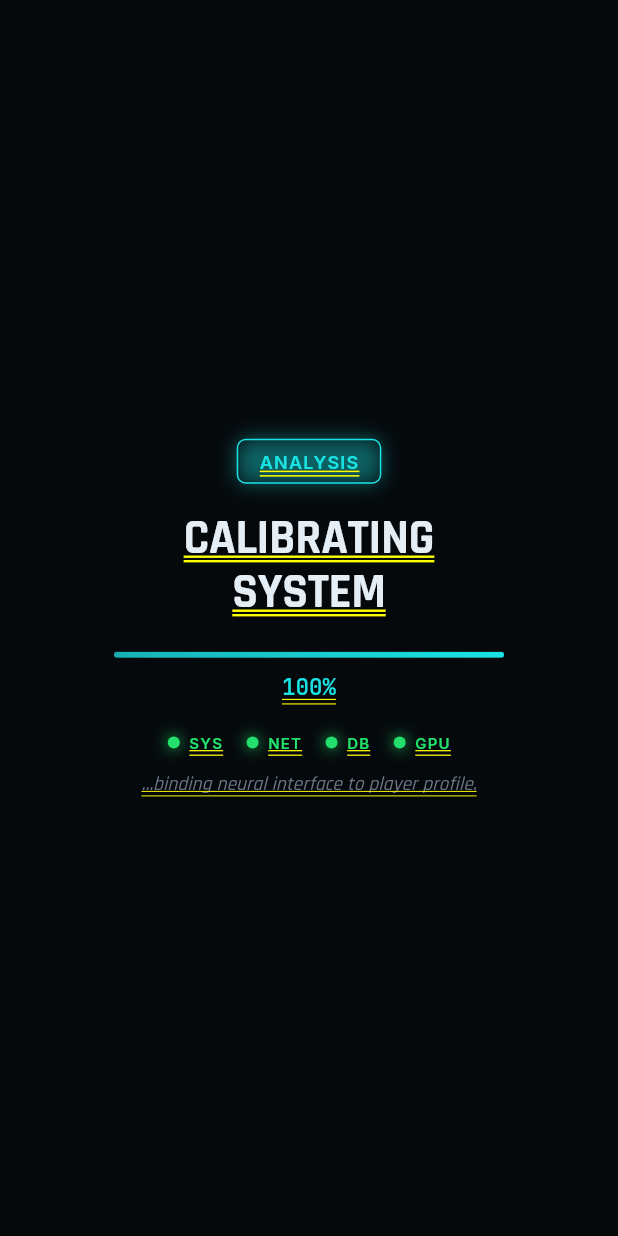
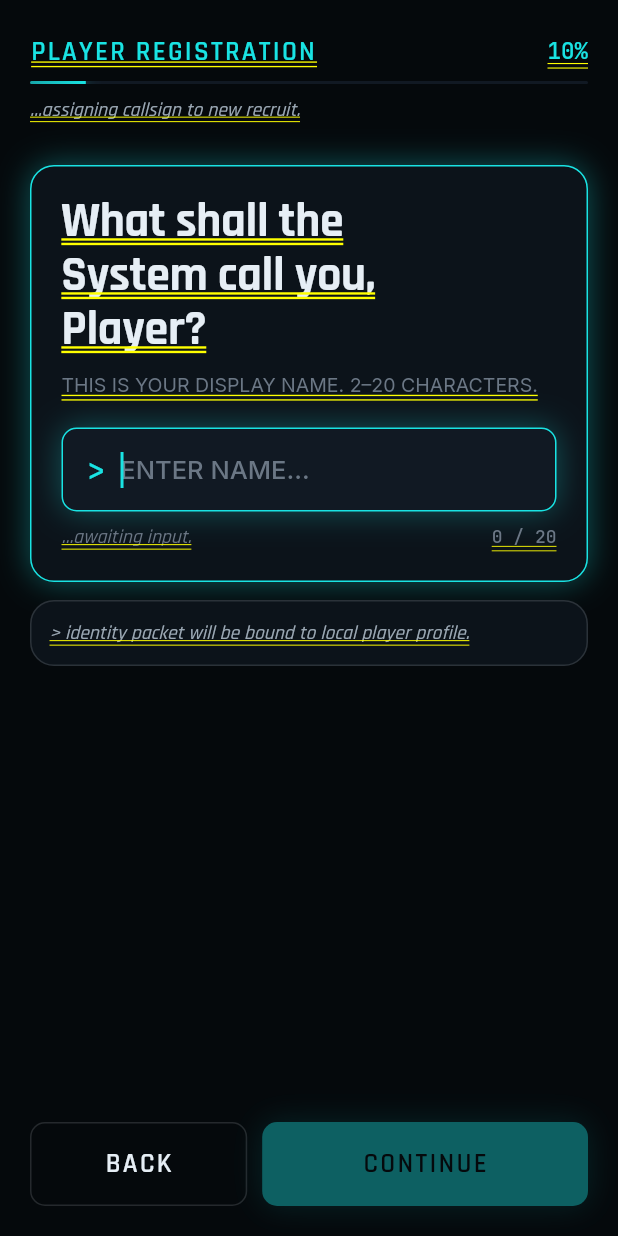
Before and after one commit to needforgedev/gym_levels, a Flutter app: the screen it shows after launch, scrolled down 48 dp, after a tap on "BEGIN REGISTRATION", on a phone screen of 412 x 824 dp. Run offline on Flutter 3.47's test engine with Material 3 defaults, Android fonts, the phone set to English and light mode, and no system bars; our stand-ins replace go_router, google_fonts.

Commit message:
updated: design and UI

```diff
--- a/lib/router.dart
+++ b/lib/router.dart
@@ -9,6 +9,7 @@ import 'screens/level_up_screen.dart';
 import 'screens/objectives_screen.dart';
 import 'screens/profile_screen.dart';
 import 'screens/quests_screen.dart';
+import 'screens/registration_screen.dart';
 import 'screens/streak_milestone_screen.dart';
 import 'screens/streak_screen.dart';
 import 'screens/welcome_screen.dart';
@@ -18,6 +19,7 @@ final appRouter = GoRouter(
   initialLocation: '/',
   routes: [
     GoRoute(path: '/', builder: (_, _) => const WelcomeScreen()),
+    GoRoute(path: '/register', builder: (_, _) => const RegistrationScreen()),
     GoRoute(
       path: '/calibrating',
       builder: (ctx, _) => CalibratingScreen(
--- a/lib/screens/objectives_screen.dart
+++ b/lib/screens/objectives_screen.dart
@@ -33,7 +33,7 @@ class _ObjectivesScreenState extends State<ObjectivesScreen> {
       kicker: 'MISSION OBJECTIVES',
       subtitle: '…define primary combat doctrine.',
       nextEnabled: _selected.isNotEmpty,
-      onBack: () => context.go('/'),
+      onBack: () => context.go('/register'),
       onNext: () => context.go('/experience'),
       child: Column(
         crossAxisAlignment: CrossAxisAlignment.stretch,
--- /dev/null
+++ b/lib/screens/registration_screen.dart
@@ -0,0 +1,227 @@
+import 'package:flutter/material.dart';
+import 'package:flutter/services.dart';
+import 'package:go_router/go_router.dart';
+import 'package:provider/provider.dart';
+
+import '../state/player_state.dart';
+import '../theme/tokens.dart';
+import '../widgets/neon_card.dart';
+import '../widgets/onboarding_scaffold.dart';
+import '../widgets/progress_header.dart';
+
+/// PRD §8 Section 1 — Player Registration screen 3.
+/// "What shall the System call you, Player?"
+class RegistrationScreen extends StatefulWidget {
+  const RegistrationScreen({super.key});
+
+  @override
+  State<RegistrationScreen> createState() => _RegistrationScreenState();
+}
+
+class _RegistrationScreenState extends State<RegistrationScreen> {
+  late final TextEditingController _ctl;
+  late final FocusNode _focus;
+  String _value = '';
+
+  @override
+  void initState() {
+    super.initState();
+    final existing = context.read<PlayerState>().playerName;
+    _value = existing == 'Kael·7' ? '' : existing;
+    _ctl = TextEditingController(text: _value);
+    _focus = FocusNode();
+    WidgetsBinding.instance.addPostFrameCallback((_) => _focus.requestFocus());
+  }
+
+  @override
+  void dispose() {
+    _ctl.dispose();
+    _focus.dispose();
+    super.dispose();
+  }
+
+  bool get _valid => _value.trim().length >= 2 && _value.trim().length <= 20;
+
+  void _onSubmit() {
+    if (!_valid) return;
+    context.read<PlayerState>().setDisplayName(_value.trim());
+    context.go('/calibrating');
+  }
+
+  @override
+  Widget build(BuildContext context) {
+    return OnboardingScaffold(
+      section: OnboardingSection.registration,
+      percent: 10,
+      kicker: 'PLAYER REGISTRATION',
+      subtitle: '…assigning callsign to new recruit.',
+      nextEnabled: _valid,
+      onBack: () => context.go('/'),
+      onNext: _onSubmit,
+      child: Column(
+        crossAxisAlignment: CrossAxisAlignment.stretch,
+        children: [
+          NeonCard(
+            glow: GlowColor.teal,
+            padding: const EdgeInsets.all(AppSpace.s6),
+            child: Column(
+              crossAxisAlignment: CrossAxisAlignment.start,
+              children: [
+                Text(
+                  'What shall the\nSystem call you,\nPlayer?',
+                  style: AppType.displayLG(color: AppPalette.textPrimary),
+                ),
+                const SizedBox(height: AppSpace.s3),
+                Text(
+                  'THIS IS YOUR DISPLAY NAME. 2–20 CHARACTERS.',
+                  style: AppType.bodySM(color: AppPalette.textMuted),
+                ),
+                const SizedBox(height: AppSpace.s6),
+                _NameField(
+                  controller: _ctl,
+                  focusNode: _focus,
+                  onChanged: (v) => setState(() => _value = v),
+                  onSubmitted: (_) => _onSubmit(),
+                ),
+                const SizedBox(height: AppSpace.s3),
+                Row(
+                  mainAxisAlignment: MainAxisAlignment.spaceBetween,
+                  children: [
+                    Text(
+                      _hintFor(_value),
+                      style: AppType.system(
+                        color: _valid || _value.isEmpty
+                            ? AppPalette.textMuted
+                            : AppPalette.danger,
+                      ),
+                    ),
+                    Text(
+                      '${_value.length} / 20',
+                      style: AppType.monoMD(color: AppPalette.textMuted)
+                          .copyWith(fontSize: 12),
+                    ),
+                  ],
+                ),
+              ],
+            ),
+          ),
+          const SizedBox(height: AppSpace.s4),
+          NeonCard(
+            glow: GlowColor.none,
+            padding: const EdgeInsets.all(AppSpace.s4),
+            pulse: false,
+            child: Text(
+              '> identity packet will be bound to local player profile.',
+              style: AppType.system(color: AppPalette.textSecondary),
+            ),
+          ),
+        ],
+      ),
+    );
+  }
+
+  String _hintFor(String v) {
+    final t = v.trim();
+    if (t.isEmpty) return '…awaiting input.';
+    if (t.length < 2) return '⚠ minimum 2 characters.';
+    if (t.length > 20) return '⚠ maximum 20 characters.';
+    return '…callsign accepted.';
+  }
+}
+
+class _NameField extends StatefulWidget {
+  const _NameField({
+    required this.controller,
+    required this.focusNode,
+    required this.onChanged,
+    required this.onSubmitted,
+  });
+
+  final TextEditingController controller;
+  final FocusNode focusNode;
+  final ValueChanged<String> onChanged;
+  final ValueChanged<String> onSubmitted;
+
+  @override
+  State<_NameField> createState() => _NameFieldState();
+}
+
+class _NameFieldState extends State<_NameField> {
+  bool _focused = false;
+
+  @override
+  void initState() {
+    super.initState();
+    widget.focusNode.addListener(_onFocus);
+  }
+
+  @override
+  void dispose() {
+    widget.focusNode.removeListener(_onFocus);
+    super.dispose();
+  }
+
+  void _onFocus() {
+    if (mounted) setState(() => _focused = widget.focusNode.hasFocus);
+  }
+
+  @override
+  Widget build(BuildContext context) {
+    return AnimatedContainer(
+      duration: const Duration(milliseconds: 200),
+      height: 56,
+      decoration: BoxDecoration(
+        color: AppPalette.slate,
+        borderRadius: BorderRadius.circular(AppRadius.md),
+        border: Border.all(
+          color: _focused ? AppPalette.teal : AppPalette.strokeSubtle,
+          width: 1,
+        ),
+        boxShadow: _focused
+            ? AppGlow.shadow(GlowColor.teal, intensity: 0.8, alpha: 0.4)
+            : const [],
+      ),
+      child: Material(
+        type: MaterialType.transparency,
+        child: Padding(
+          padding: const EdgeInsets.symmetric(horizontal: 16),
+          child: Row(
+            children: [
+              Text(
+                '>',
+                style: AppType.monoLG(color: AppPalette.teal).copyWith(
+                  fontSize: 20,
+                ),
+              ),
+              const SizedBox(width: 10),
+              Expanded(
+                child: TextField(
+                  controller: widget.controller,
+                  focusNode: widget.focusNode,
+                  onChanged: widget.onChanged,
+                  onSubmitted: widget.onSubmitted,
+                  maxLength: 20,
+                  textInputAction: TextInputAction.done,
+                  textCapitalization: TextCapitalization.words,
+                  cursorColor: AppPalette.teal,
+                  style: AppType.bodyLG(color: AppPalette.textPrimary),
+                  inputFormatters: [
+                    FilteringTextInputFormatter.deny(RegExp(r'[\n\t]')),
+                  ],
+                  decoration: InputDecoration(
+                    hintText: 'ENTER NAME…',
+                    hintStyle: AppType.bodyLG(color: AppPalette.textMuted),
+                    border: InputBorder.none,
+                    isCollapsed: true,
+                    counterText: '',
+                    contentPadding: EdgeInsets.zero,
+                  ),
+                ),
+              ),
+            ],
+          ),
+        ),
+      ),
+    );
+  }
+}
--- a/lib/screens/welcome_screen.dart
+++ b/lib/screens/welcome_screen.dart
@@ -88,7 +88,7 @@ class WelcomeScreen extends StatelessWidget {
                     const SizedBox(height: AppSpace.s4),
                     PrimaryButton(
                       label: 'BEGIN REGISTRATION',
-                      onTap: () => context.go('/calibrating'),
+                      onTap: () => context.go('/register'),
                     ),
                     const SizedBox(height: AppSpace.s3),
                     GhostButton(
--- a/lib/state/player_state.dart
+++ b/lib/state/player_state.dart
@@ -13,4 +13,9 @@ class PlayerState extends ChangeNotifier {
     xpCurrent = (xpCurrent + amount).clamp(0, xpMax);
     notifyListeners();
   }
+
+  void setDisplayName(String name) {
+    playerName = name;
+    notifyListeners();
+  }
 }
```
Also changed, not shown: 1 other file.
